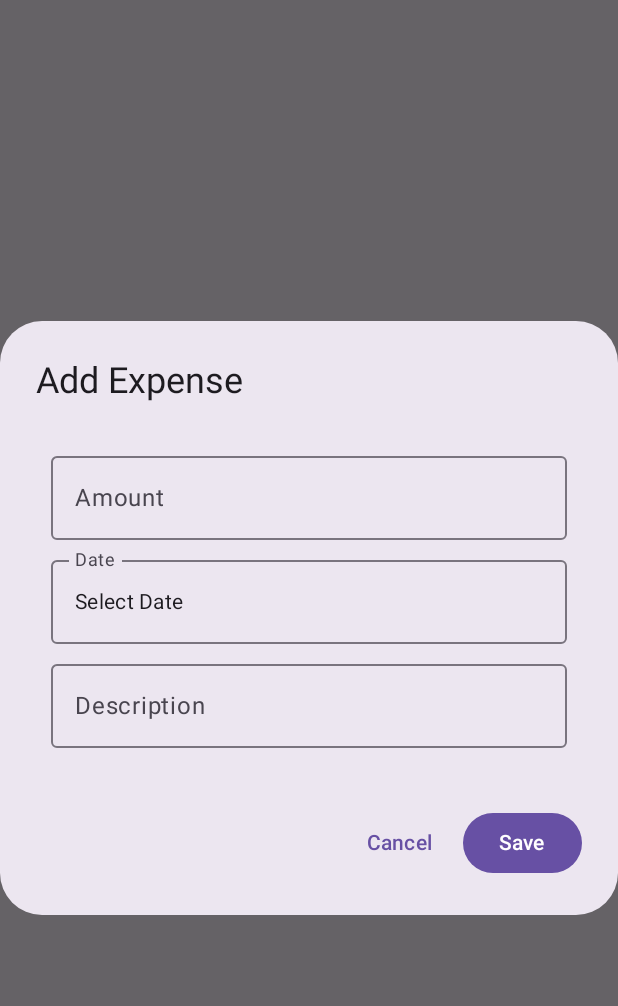
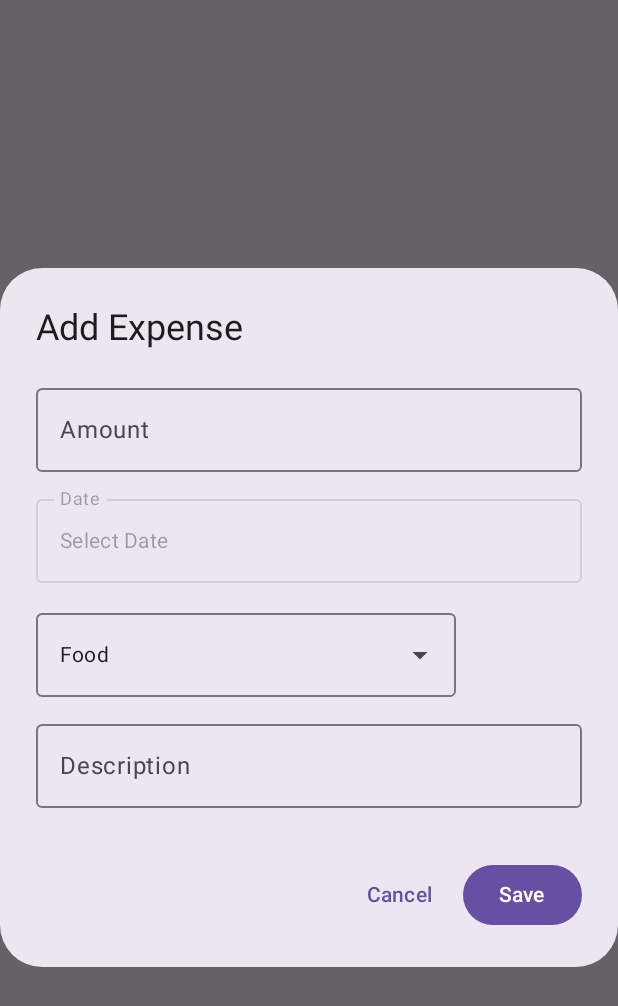
Before and after one commit to arhato/ExpenseTracker, an Android app built with Jetpack Compose: the composable ExpenseFormDialog shown on its own in the app's theme, on a phone screen of 412 x 824 dp. Shown: the top 1006 px of the screen. Run offline under Robolectric (Android 15) with nearby library versions, the phone set to English and light mode, and no system bars.

Commit message:
Add DropDownMenu for addExpense form

```diff
--- a/app/src/main/java/com/griffith/expensetracker/MainActivity.kt
+++ b/app/src/main/java/com/griffith/expensetracker/MainActivity.kt
@@ -1,6 +1,7 @@
 package com.griffith.expensetracker
 
 import android.os.Bundle
+import android.widget.Toast
 import androidx.activity.ComponentActivity
 import androidx.activity.compose.setContent
 import androidx.activity.enableEdgeToEdge
@@ -10,22 +11,36 @@ import androidx.compose.foundation.layout.Column
 import androidx.compose.foundation.layout.fillMaxSize
 import androidx.compose.foundation.layout.fillMaxWidth
 import androidx.compose.foundation.layout.padding
+import androidx.compose.foundation.layout.wrapContentSize
+import androidx.compose.foundation.text.input.TextFieldLineLimits
+import androidx.compose.foundation.text.input.rememberTextFieldState
+import androidx.compose.foundation.text.input.setTextAndPlaceCursorAtEnd
 import androidx.compose.material.icons.Icons
 import androidx.compose.material.icons.filled.Add
 import androidx.compose.material.icons.filled.Home
 import androidx.compose.material.icons.filled.Info
 import androidx.compose.material.icons.filled.Menu
+import androidx.compose.material.icons.filled.MoreVert
+import androidx.compose.material.icons.outlined.Edit
+import androidx.compose.material.icons.outlined.Email
 import androidx.compose.material.icons.outlined.Home
 import androidx.compose.material.icons.outlined.Info
 import androidx.compose.material.icons.outlined.Menu
+import androidx.compose.material.icons.outlined.Settings
 import androidx.compose.material3.AlertDialog
 import androidx.compose.material3.BottomAppBar
 import androidx.compose.material3.Button
 import androidx.compose.material3.DatePicker
 import androidx.compose.material3.DatePickerDialog
+import androidx.compose.material3.DropdownMenu
+import androidx.compose.material3.DropdownMenuItem
 import androidx.compose.material3.ExperimentalMaterial3Api
+import androidx.compose.material3.ExposedDropdownMenuBox
+import androidx.compose.material3.ExposedDropdownMenuDefaults
 import androidx.compose.material3.FloatingActionButton
+import androidx.compose.material3.HorizontalDivider
 import androidx.compose.material3.Icon
+import androidx.compose.material3.IconButton
 import androidx.compose.material3.MaterialTheme
 import androidx.compose.material3.NavigationBar
 import androidx.compose.material3.NavigationBarItem
@@ -45,9 +60,12 @@ import androidx.compose.runtime.mutableStateOf
 import androidx.compose.runtime.remember
 import androidx.compose.runtime.saveable.rememberSaveable
 import androidx.compose.runtime.setValue
+import androidx.compose.ui.Alignment
 import androidx.compose.ui.Modifier
 import androidx.compose.ui.graphics.vector.ImageVector
+import androidx.compose.ui.platform.LocalContext
 import androidx.compose.ui.text.input.TextFieldValue
+import androidx.compose.ui.text.style.TextAlign
 import androidx.compose.ui.unit.dp
 import androidx.navigation.NavController
 import androidx.navigation.NavGraph.Companion.findStartDestination
@@ -58,6 +76,7 @@ import androidx.navigation.compose.rememberNavController
 import com.griffith.expensetracker.ui.theme.ExpenseTrackerTheme
 import java.text.SimpleDateFormat
 import java.util.Date
+import kotlin.math.exp
 
 sealed class BottomNavigationItem(
     val title: String,
@@ -210,6 +229,7 @@ fun BottomNavigationBar(navController: NavController) {
     }
 }
 
+@OptIn(ExperimentalMaterial3Api::class)
 @Composable
 fun ExpenseFormDialog(
     onDismiss: () -> Unit,
@@ -220,6 +240,7 @@ fun ExpenseFormDialog(
 
     val selectedDateState = remember { mutableStateOf<Long?>(null) }
     val isDatePickerVisible = remember { mutableStateOf(false) }
+
 
     // Show date picker dialog when button is clicked
     if (isDatePickerVisible.value) {
@@ -237,8 +258,7 @@ fun ExpenseFormDialog(
         title = { Text("Add Expense") },
         text = {
             Column(
-                modifier = Modifier
-                    .padding(10.dp)
+
             ) {
                 OutlinedTextField(
                     value = amountState.value,
@@ -246,12 +266,17 @@ fun ExpenseFormDialog(
                     label = { Text("Amount") },
                     modifier = Modifier
                         .fillMaxWidth()
-                        .padding(bottom = 5.dp)
+                        .padding(bottom = 10.dp)
                 )
 
                 /*TODO
                 *  Make the whole field clickable*/
+                Box(
+                    modifier = Modifier
+                        .fillMaxWidth()
+                        .padding(bottom = 10.dp)
 
+                ) {
                     OutlinedTextField(
                         value = TextFieldValue(
                             text = if (selectedDateState.value != null) {
@@ -260,14 +285,18 @@ fun ExpenseFormDialog(
                                 "Select Date"
                             }
                         ),
+                        enabled = false,
                         onValueChange = {},
                         label = { Text("Date") },
                         readOnly = true,
                         modifier = Modifier
                             .clickable { isDatePickerVisible.value = true }
                             .fillMaxWidth()
-                        .padding(bottom = 5.dp)
+                            .padding(bottom = 10.dp)
                     )
+                }
+
+                DropDownMenu()
 
                 OutlinedTextField(
                     value = descriptionState.value,
@@ -275,7 +304,7 @@ fun ExpenseFormDialog(
                     label = { Text("Description") },
                     modifier = Modifier
                         .fillMaxWidth()
-                        .padding(bottom = 5.dp)
+                        .padding(bottom = 10.dp)
                 )
 
             }
@@ -325,3 +354,45 @@ fun DatePickerModal(
         DatePicker(state = datePickerState)
     }
 }
+
+
+@OptIn(ExperimentalMaterial3Api::class)
+@Composable
+fun DropDownMenu() {
+    val menuList = listOf("Food", "Bill", "Travel", "Clothing")
+    val context = LocalContext.current
+
+    var isExpanded by remember { mutableStateOf(false) }
+    var selectedMenu by remember { mutableStateOf(menuList[0]) }
+
+    Box(
+        modifier = Modifier
+            .fillMaxWidth()
+            .padding(bottom = 10.dp),
+    ) {
+        ExposedDropdownMenuBox(
+            expanded = isExpanded,
+            onExpandedChange = { isExpanded = !isExpanded }) {
+            OutlinedTextField(
+                value = selectedMenu,
+                onValueChange = {},
+                readOnly = true,
+                trailingIcon ={ ExposedDropdownMenuDefaults.TrailingIcon(expanded = isExpanded) } ,
+                modifier = Modifier.menuAnchor()
+
+
+            )
+            ExposedDropdownMenu(expanded = isExpanded, onDismissRequest = { isExpanded = false }) {
+                menuList.forEachIndexed { index, item ->
+                    DropdownMenuItem(
+                        text = { Text(text = item) },
+                        onClick = {
+                            selectedMenu = menuList[index]
+                            isExpanded = false
+                            Toast.makeText(context, item, Toast.LENGTH_SHORT).show()
+                        })
+                }
+            }
+        }
+    }
+}
```
Lines whose indentation alone changed are shown as unchanged.
